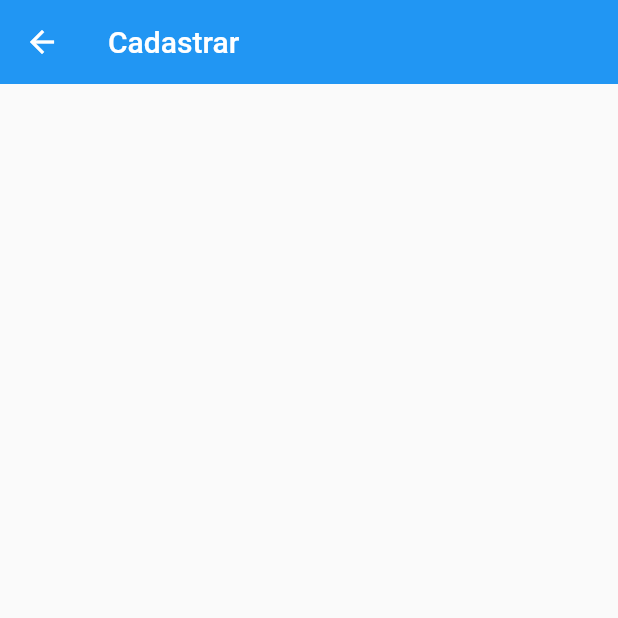
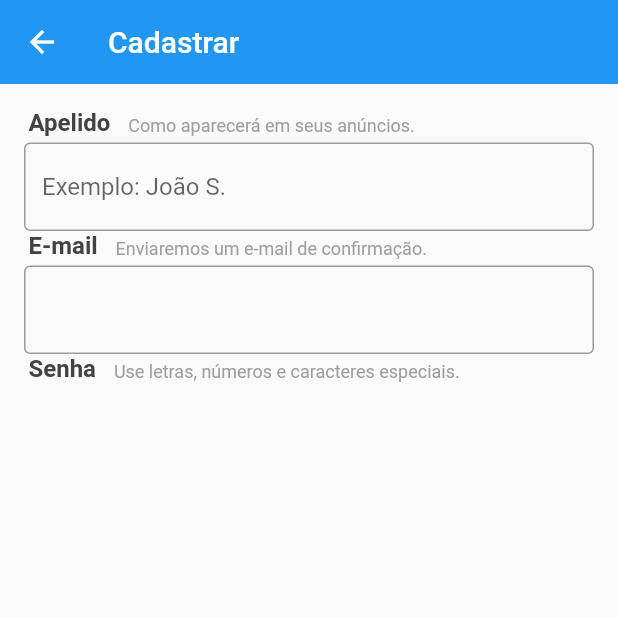
Before and after one commit to jvmineiro/olx_clone, a Flutter app: the SignUpScreen screen opened directly, on a phone screen of 412 x 824 dp, the top half of it. Run offline on Flutter 3.47's test engine with Material 2 defaults, Android fonts, the phone set to English and light mode, and no system bars; our stand-ins replace brasil_fields, rxdart.

Commit message:
ainda na tela de cadastro

```diff
--- a/lib/screens/base/base_screen.dart
+++ b/lib/screens/base/base_screen.dart
@@ -28,7 +28,9 @@ class _BaseScreenState extends State<BaseScreen> {
 
       _drawerSubscription?.cancel();
       _drawerSubscription = _drawerBloc.outPage.listen((page){
-        _pageController.jumpToPage(page);
+        try {
+          _pageController.jumpToPage(page);
+        } catch (e) {}
       });
     }
   }
--- a/lib/screens/signup/signup_screen.dart
+++ b/lib/screens/signup/signup_screen.dart
@@ -1,5 +1,5 @@
-import 'package:flutter/cupertino.dart';
 import 'package:flutter/material.dart';
+import 'package:xlo/screens/signup/widgets/field_title.dart';
 
 class SignUpScreen extends StatefulWidget {
   @override
@@ -20,9 +20,41 @@ class _SignUpScreenState extends State<SignUpScreen> {
       body: Form(
         key: _formKey,
         child: ListView(
-          padding: const EdgeInsets.symmetric(horizontal: 16, vertical: 16),
+          padding: const EdgeInsets.all(16),
           children: <Widget>[
-
+            const FieldTitle(
+              title: 'Apelido',
+              subtitle: 'Como aparecerá em seus anúncios.',
+            ),
+            TextFormField(
+              decoration: const InputDecoration(
+                border: OutlineInputBorder(),
+                hintText: 'Exemplo: João S.',
+              ),
+              validator: (text){
+                if(text.length < 6)
+                  return 'Apelido muito curto';
+                return null;
+              },
+            ),
+            const FieldTitle(
+              title: 'E-mail',
+              subtitle: 'Enviaremos um e-mail de confirmação.',
+            ),
+            TextFormField(
+              decoration: const InputDecoration(
+                border: OutlineInputBorder(),
+              ),
+              validator: (text){
+                if(text.length < 6 || !text.contains('@'))
+                  return 'E-mail inválido';
+                return null;
+              },
+            ),
+            const FieldTitle(
+              title: 'Senha',
+              subtitle: 'Use letras, números e caracteres especiais.',
+            ),
           ],
         ),
       ),
--- a/lib/screens/signup/widgets/field_title.dart
+++ b/lib/screens/signup/widgets/field_title.dart
@@ -23,7 +23,7 @@ class FieldTitle extends StatelessWidget {
             ),
           ),
           Text(
-            '$subtitle   ',
+            '$subtitle',
             style: TextStyle(
               color: Colors.grey,
               fontSize: 12,
```
